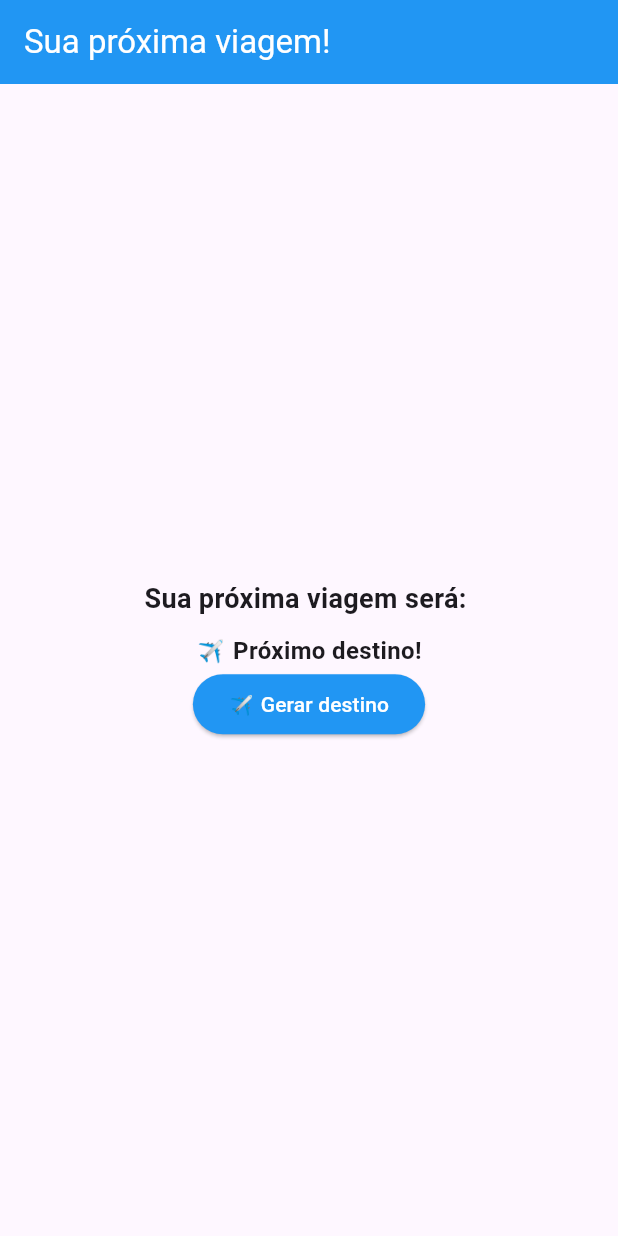
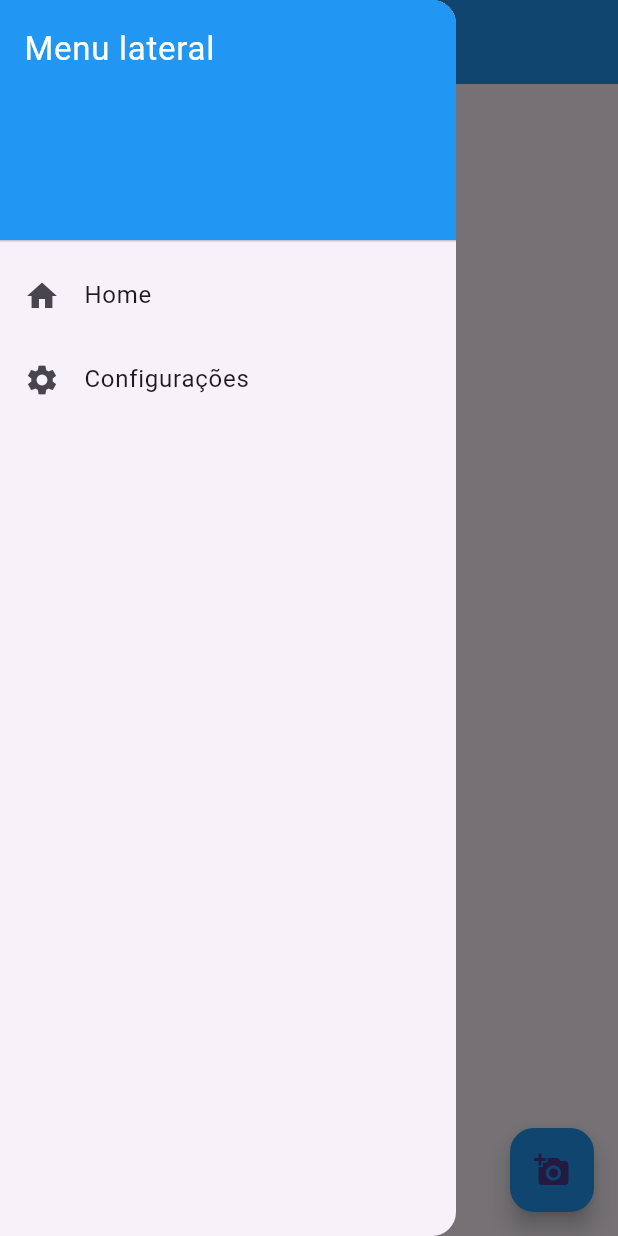
Before and after one commit to diegororiz7/projeto_flutter_2026, a Flutter app: the screen it shows after launch, with the side drawer open (before the commit the screen has no drawer), on a phone screen of 412 x 824 dp. Run offline on Flutter 3.47's test engine with Material 3 defaults, Android fonts, the phone set to English and light mode, and no system bars.

Commit message:
Aula 24-08-2026

```diff
--- a/lib/main.dart
+++ b/lib/main.dart
@@ -1,83 +1,100 @@
-// ignore_for_file: unused_local_variable, unused_element, sort_child_properties_last
-
-import 'dart:math';
+// ignore_for_file: sort_child_properties_last, avoid_print
 
 import 'package:flutter/material.dart';
+//import 'app_viagem.dart';
 
 void main() {
   runApp(MyApp());
 }
 
-class MyApp extends StatefulWidget {
+class MyApp extends StatelessWidget {
   const MyApp({super.key});
-
-  @override
-  State<MyApp> createState() => _MyAppState();
-}
-
-class _MyAppState extends State<MyApp> {
-  final List<String> destinos = [
-    '🏖️ Guarapari',
-    '🌆 Rio de Janeiro',
-    '🗽 Nova York',
-    '🗼 Paris',
-    '🏝️ Recife',
-    '🌊 Maldivas',
-    '🌈 Foz do Iguaçu',
-    '🍷 Buenos Aires',
-    '🚫 Sem viagem por enquanto 😢',
-  ];
-
-  String destinoAtual = '✈️ Próximo destino!';
-
-  void gerarDestino() {
-    final random = Random();
-    setState(() {
-      destinoAtual = destinos[random.nextInt(destinos.length)];
-    });
-  }
 
   @override
   Widget build(BuildContext context) {
     return MaterialApp(
-      title: 'Sua próxima viagem',
+      theme: ThemeData(primaryColor: Colors.blue),
       debugShowCheckedModeBanner: false,
-      theme: ThemeData(primarySwatch: Colors.blue),
-      home: Scaffold(
+      home: ScaffoldApp(),
+    );
+  }
+}
+
+class ScaffoldApp extends StatefulWidget {
+  const ScaffoldApp({super.key});
+
+  @override
+  State<ScaffoldApp> createState() => _ScaffoldAppState();
+}
+
+class _ScaffoldAppState extends State<ScaffoldApp> {
+  @override
+  Widget build(BuildContext context) {
+    return Scaffold(
       appBar: AppBar(
         title: Text(
-            'Sua próxima viagem!',
-            style: TextStyle(color: Colors.white),
+          'Scaffold App',
+          style: TextStyle(fontSize: 20, color: Colors.white),
+          textAlign: TextAlign.center,
         ),
         backgroundColor: Colors.blue,
       ),
-        body: Padding(
-          padding: const EdgeInsets.all(16),
-          child: Center(
+      body: Center(
+        child: Padding(
+          padding: const EdgeInsets.all(12),
           child: Column(
             mainAxisAlignment: MainAxisAlignment.center,
             children: [
-                Text(
-                  'Sua próxima viagem será: ',
-                  style: TextStyle(fontSize: 18, fontWeight: FontWeight.bold),
-                ),
-                SizedBox(height: 10),
-                Text(
-                  destinoAtual,
-                  style: TextStyle(fontSize: 16, fontWeight: FontWeight.bold),
-                ),
-                ElevatedButton(
-                  onPressed: gerarDestino,
-                  child: Text(
-                    '✈️ Gerar destino',
-                    style: TextStyle(color: Colors.white),
-                  ),
-                  style: ElevatedButton.styleFrom(backgroundColor: Colors.blue),
+              Text('Bem-vindo ao Scaffold!'),
+              IconButton(
+                icon: const Icon(Icons.add_a_photo),
+                onPressed: () {
+                  ScaffoldMessenger.of(
+                    context,
+                  ).showSnackBar(SnackBar(content: Text('Foto tirada!')));
+                },
               ),
             ],
           ),
         ),
       ),
+      floatingActionButton: Builder(
+        builder: (context) => FloatingActionButton(
+          child: const Icon(Icons.add_a_photo),
+          backgroundColor: Colors.blue,
+          onPressed: () {
+            ScaffoldMessenger.of(
+              context,
+            ).showSnackBar(SnackBar(content: Text('Foto tirada')));
+          },
+        ),
+      ),
+      drawer: Drawer(
+        child: ListView(
+          children: [
+            DrawerHeader(
+              decoration: BoxDecoration(color: Colors.blue),
+              child: Text(
+                'Menu lateral',
+                style: TextStyle(color: Colors.white, fontSize: 22),
+              ),
+            ),
+            ListTile(
+              leading: const Icon(Icons.home),
+              title: Text('Home'),
+              onTap: () {
+                print('Clicou em home!');
+              },
+            ),
+            ListTile(
+              leading: const Icon(Icons.settings),
+              title: Text('Configurações'),
+              onTap: () {
+                print('Clicou em configurações!');
+              },
+            ),
+          ],
+        ),
       ),
     );
   }
```
Also changed, not shown: lib/app_viagem.dart (added, +84 -0 lines). Lines whose indentation alone changed are shown as unchanged.
